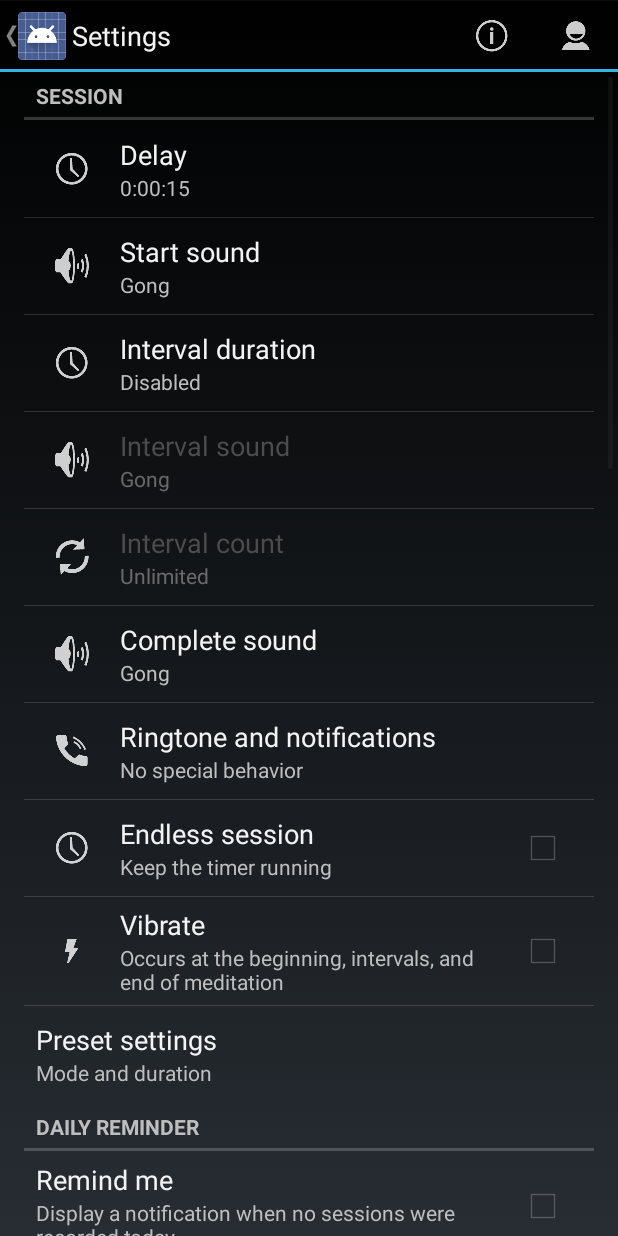
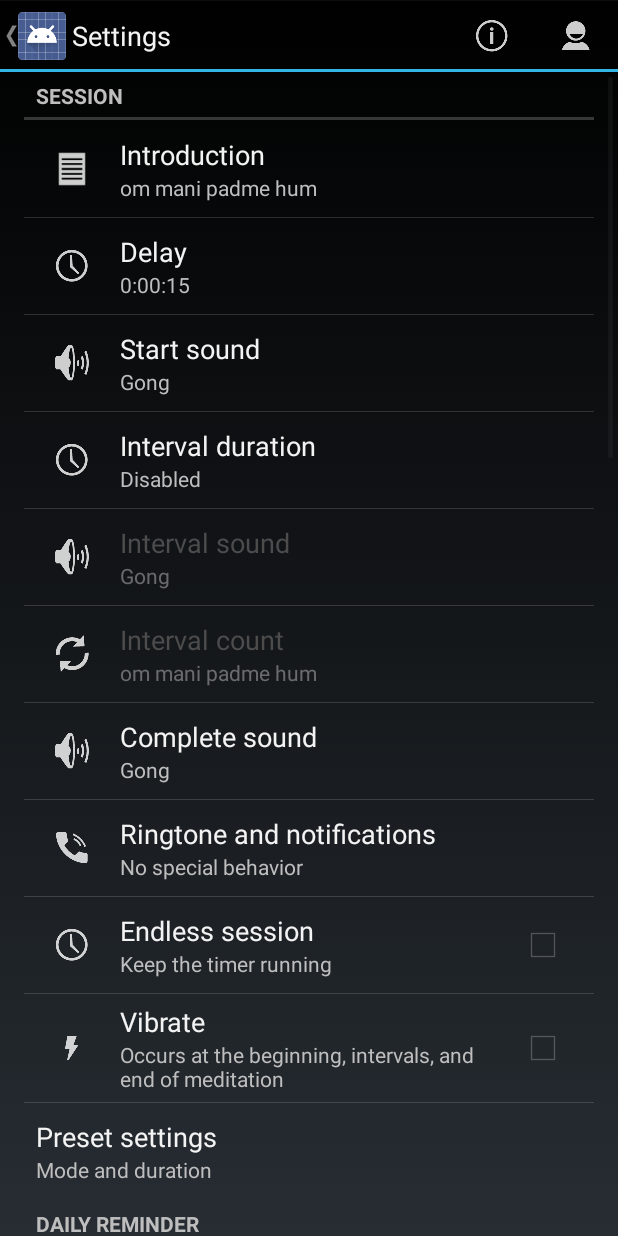
Before and after one commit to jbrains/meditationassistant, an Android app: the SettingsActivity screen opened directly, with no data from a screen before it, on a phone screen of 412 x 824 dp. Run offline under Robolectric (Android 15) with nearby library versions, the light colour scheme and no system bars; libraries missing offline, so code that uses them is left out: com.nononsenseapps.filepicker, org.acra, org.acra.annotation; 2 statements that could not run were skipped.

Commit message:
Allow session introduction text to be modified

```diff
--- a/MeditationAssistant/src/main/java/sh/ftp/rocketninelabs/meditationassistant/Preset.java
+++ b/MeditationAssistant/src/main/java/sh/ftp/rocketninelabs/meditationassistant/Preset.java
@@ -5,6 +5,7 @@ import org.json.JSONObject;
 
 public class Preset {
     public String modeandduration = "";
+    public String introduction = "";
     public String delay = "";
     public String startsound = "";
     public String startsoundcustom = "";
@@ -22,6 +23,7 @@ public class Preset {
         JSONObject jobj = new JSONObject();
         try {
             jobj.put("modeandduration", modeandduration);
+            jobj.put("introduction", introduction);
             jobj.put("delay", delay);
             jobj.put("startsound", startsound);
             jobj.put("startsoundcustom", startsoundcustom);
--- a/MeditationAssistant/src/main/java/sh/ftp/rocketninelabs/meditationassistant/SettingsActivity.java
+++ b/MeditationAssistant/src/main/java/sh/ftp/rocketninelabs/meditationassistant/SettingsActivity.java
@@ -240,6 +240,12 @@ public class SettingsActivity extends PreferenceActivity {
                         prefIntervalCount.setEnabled(!isDisabled);
                     }
                 }
+            } else if (preference instanceof EditTextPreference) {
+                String reminderText = getString(preference.getKey().equals("pref_daily_reminder_text") ? R.string.reminderText : R.string.ignore_introphrase);
+                if (stringValue != null && (preference.getKey().equals("pref_sessionintro") || !String.valueOf(stringValue).trim().equals(""))) {
+                    reminderText = String.valueOf(stringValue).trim();
+                }
+                preference.setSummary(reminderText);
             } else if (preference.getKey().equals("pref_interval_count")) {
                 if (stringValue == null || String.valueOf(stringValue).trim().equals("")) {
                     stringValue = "0";
@@ -252,12 +258,6 @@ public class SettingsActivity extends PreferenceActivity {
                             String.valueOf(Integer.valueOf(stringValue))
                     ));
                 }
-            } else if (preference.getKey().equals("pref_daily_reminder_text")) {
-                String reminderText = getString(R.string.reminderText);
-                if (stringValue != null && !String.valueOf(stringValue).trim().equals("")) {
-                    reminderText = String.valueOf(stringValue).trim();
-                }
-                preference.setSummary(reminderText);
             } else {
                 // For all other preferences, set the summary to the value's
                 // simple string representation.
@@ -394,6 +394,7 @@ public class SettingsActivity extends PreferenceActivity {
                 sessionPreferenceFragment = (SessionPreferenceFragment) preferenceFragment;
             }
 
+            bindPreferenceSummaryToValue(preferenceFragment == null ? findPreference("pref_sessionintro") : preferenceFragment.findPreference("pref_sessionintro"));
             bindPreferenceSummaryToValue(preferenceFragment == null ? findPreference("pref_session_delay") : preferenceFragment.findPreference("pref_session_delay"));
             bindPreferenceSummaryToValue(preferenceFragment == null ? findPreference("pref_meditation_sound_start") : preferenceFragment.findPreference("pref_meditation_sound_start"));
             bindPreferenceSummaryToValue(preferenceFragment == null ? findPreference("pref_meditation_sound_interval") : preferenceFragment.findPreference("pref_meditation_sound_interval"));
--- a/MeditationAssistant/src/main/res/values/arrays.xml
+++ b/MeditationAssistant/src/main/res/values/arrays.xml
@@ -104,6 +104,7 @@
     </string-array>
     <string-array name="presetsettings_values">
         <item>modeandduration</item>
+        <item>introduction</item>
         <item>delay</item>
         <item>startsound</item>
         <item>intervalduration</item>
@@ -116,6 +117,7 @@
     </string-array>
     <string-array name="presetsettings">
         <item>@string/modeandduration</item>
+        <item>@string/pref_sessionintro</item>
         <item>@string/pref_delay</item>
         <item>@string/pref_meditation_sound_start</item>
         <item>@string/pref_interval</item>
--- a/MeditationAssistant/src/main/res/values/strings.xml
+++ b/MeditationAssistant/src/main/res/values/strings.xml
@@ -68,6 +68,7 @@
     <string name="sessionDeleteEverywhere">Delete everywhere</string>
     <string name="sessionDeleteLocally">Delete locally</string>
     <string name="sessionDeleteMediNET">Delete on MediNET</string>
+    <string name="pref_sessionintro">Introduction</string>
     <string name="presetsettings">Preset settings</string>
     <string name="modeandduration">Mode and duration</string>
 
--- a/MeditationAssistant/src/main/res/values/strings_extra.xml
+++ b/MeditationAssistant/src/main/res/values/strings_extra.xml
@@ -3,6 +3,7 @@
 
     <string name="ignore_om">ॐ</string>
     <string name="ignore_omkara">ओ३म्</string>
+    <string name="ignore_introphrase">om mani padme hum</string>
 
     <string name="byTrevorSlocum">Trevor Slocum</string>
     <string name="availableForHire">Available for Hire</string>
--- a/MeditationAssistant/src/main/res/xml/pref_session.xml
+++ b/MeditationAssistant/src/main/res/xml/pref_session.xml
@@ -4,6 +4,14 @@
     <PreferenceCategory
         android:key="pref_cat_session"
         android:title="@string/session"/>
+
+    <EditTextPreference
+        android:icon="?attr/actionIconViewAsList"
+        android:dialogIcon="?attr/actionIconViewAsList"
+        android:defaultValue="@string/ignore_introphrase"
+        android:key="pref_sessionintro"
+        android:summary=""
+        android:title="@string/pref_sessionintro"/>
 
     <sh.ftp.rocketninelabs.meditationassistant.TimePreference
         android:defaultValue="00:15"
```
Also changed, not shown: MeditationAssistant/src/main/java/sh/ftp/rocketninelabs/meditationassistant/MainActivity.java (+12 -6 lines), MeditationAssistant/src/main/java/sh/ftp/rocketninelabs/meditationassistant/MeditationAssistant.java (+0 -7 lines).
